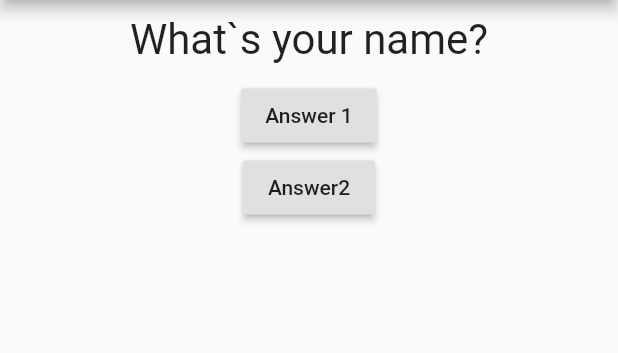
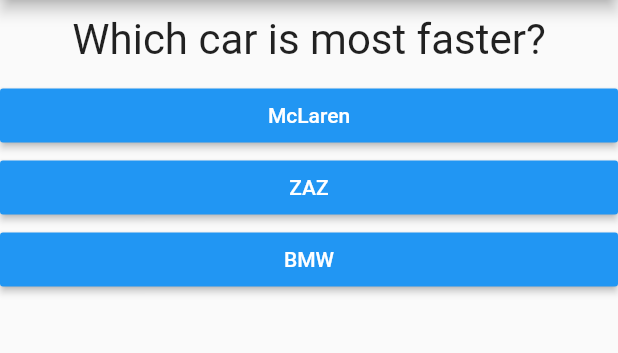
Before and after one commit to LabelMinsk/QUIZ_FLUTTER, a Flutter app: the screen it shows after launch, on a phone screen of 412 x 824 dp, the part 84-437 px from its top. Run offline on Flutter 3.47's test engine with Material 2 defaults, Android fonts, the phone set to English and light mode, and no system bars.

Commit message:
Completed quiz Yahooo=)

```diff
--- /dev/null
+++ b/lib/answer.dart
@@ -0,0 +1,20 @@
+import 'package:flutter/material.dart';
+
+class Answer extends StatelessWidget {
+  final Function selectHandler;
+  final String answers;
+
+  Answer(this.selectHandler,this.answers);
+
+  @override
+  Widget build(BuildContext context) {
+    return Container(
+      width: double.infinity,
+      child: RaisedButton(
+          color: Colors.blue,
+          textColor: Colors.white,
+          child: Text(answers),
+          onPressed: selectHandler),
+    );
+  }
+}
--- a/lib/main.dart
+++ b/lib/main.dart
@@ -1,6 +1,7 @@
 import 'package:flutter/material.dart';
 
-import './question.dart';
+import './quiz.dart';
+import './result.dart';
 
 void main() => runApp(MyApp());
 
@@ -12,38 +13,69 @@ class MyApp extends StatefulWidget {
 }
 
 class _MyAppState extends State<MyApp> {
+  final someQuestions = const [
+    {
+      'questionText': 'Which car is most faster?',
+      'answers': [
+        {'text': 'McLaren', 'score': 10},
+        {'text': 'ZAZ', 'score': 1},
+        {'text': 'BMW', 'score': 5},
+      ],
+    },
+    {
+      'questionText': 'What do you do in free time?',
+      'answers': [
+        {'text': 'Watch TV', 'score': 3},
+        {'text': 'Cook', 'score': 7},
+        {'text': 'sleep', 'score': 1},
+        {'text': 'learn Dart', 'score': 10},
+      ],
+    },
+    {
+      'questionText': 'How are you?',
+      'answers': [
+        {'text': 'Pretty good', 'score': 10},
+        {'text': 'bad', 'score': 1},
+      ],
+    },
+  ];
+
   int _questionIndex = 0;
-
-  void _answerQuestion() {
+  int _totalScore = 0;
+  void _answerQuestion(int score) {
     setState(() {
       _questionIndex = _questionIndex + 1;
     });
-    print(_questionIndex);
+    _totalScore += score;
+    print(_totalScore);
+  }
+
+  void _resetQuiz() {
+    setState(() {
+      _questionIndex = 0;
+      _totalScore = 0;
+    });
   }
 
   @override
   Widget build(BuildContext context) {
-    var someQuestions = [
-      'What\`s your name?',
-      'What do you do?',
-      'How are you?'
-    ];
     return MaterialApp(
       home: Scaffold(
         appBar: AppBar(
-          title: Text('QUIZ'),
+          title: Text(
+            'QUIZ',
+          ),
         ),
-        body: Column(
-          children: [
-            QuestionText(someQuestions[_questionIndex]),
-            RaisedButton(
-                child: Text('Answer 1'),
-                onPressed: _answerQuestion),
-            RaisedButton(
-                child: Text('Answer2'),
-                onPressed: _answerQuestion),
-          ],
-        ),
+        body: _questionIndex < someQuestions.length
+            ? Quiz(
+                answerQuestion: _answerQuestion,
+                questions: someQuestions,
+                questionIndex: _questionIndex,
+              )
+            : Result(
+                resultScore: _totalScore,
+                resetQuiz: _resetQuiz,
+              ),
       ),
     );
   }
--- /dev/null
+++ b/lib/quiz.dart
@@ -0,0 +1,30 @@
+import 'package:flutter/material.dart';
+
+import './answer.dart';
+import './question.dart';
+
+class Quiz extends StatelessWidget {
+
+  final List<Map<String, Object>> questions;
+  final int questionIndex;
+  final Function answerQuestion;
+
+  Quiz(
+    {@required this.questions,
+    @required this.questionIndex,
+    @required this.answerQuestion}
+  );
+
+  @override
+  Widget build(BuildContext context) {
+    return Column(
+      children: [
+        QuestionText(questions[questionIndex]['questionText']), //questions
+        ...(questions[questionIndex]['answers'] as List<Map<String,Object>>) //dynamic answers...and add to spread in tree answer
+            .map((answer) {
+          return Answer(()=>answerQuestion(answer['score']), answer['text']);
+        }).toList()
+      ],
+    );
+  }
+}
```
Also changed, not shown: lib/result.dart (added, +39 -0 lines), 1 other file.
